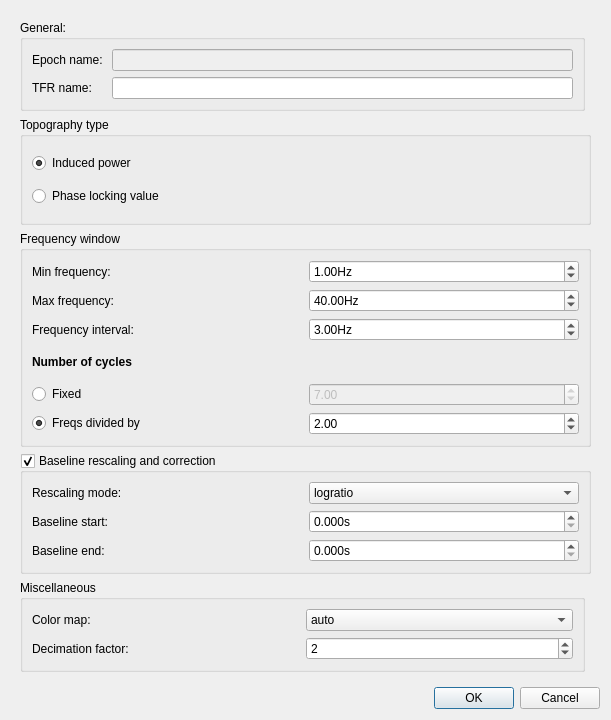
cibr-jyu/meggie, file qt4Designer_ui_files/TFRDialogUi.ui: the form before one commit.
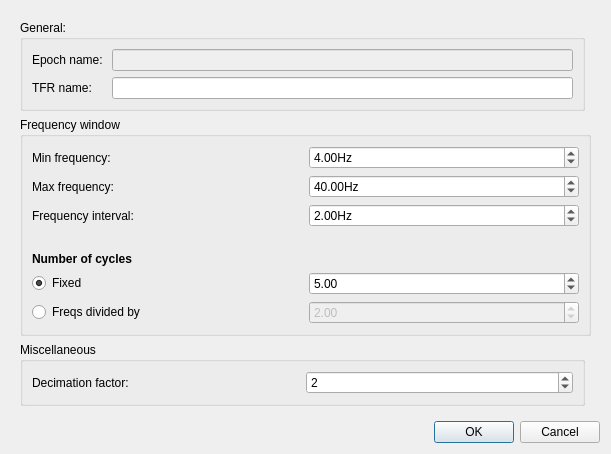
The form after the commit.

The edit to the form file:
```diff
--- a/qt4Designer_ui_files/TFRDialogUi.ui
+++ b/qt4Designer_ui_files/TFRDialogUi.ui
@@ -7,7 +7,7 @@
     <x>0</x>
     <y>0</y>
     <width>611</width>
-    <height>720</height>
+    <height>454</height>
    </rect>
   </property>
   <property name="windowTitle">
@@ -42,7 +42,7 @@
         <x>0</x>
         <y>0</y>
         <width>593</width>
-        <height>661</height>
+        <height>395</height>
        </rect>
       </property>
       <property name="minimumSize">
@@ -52,164 +52,7 @@
        </size>
       </property>
       <layout class="QGridLayout" name="gridLayout_4">
-       <item row="3" column="0" colspan="2">
-        <widget class="QGroupBox" name="groupBoxTopogpraphyType">
-         <property name="sizePolicy">
-          <sizepolicy hsizetype="Preferred" vsizetype="Preferred">
-           <horstretch>0</horstretch>
-           <verstretch>1</verstretch>
-          </sizepolicy>
-         </property>
-         <property name="title">
-          <string>Topography type</string>
-         </property>
-         <layout class="QGridLayout" name="gridLayout">
-          <item row="1" column="0">
-           <widget class="QRadioButton" name="radioButtonInduced">
-            <property name="enabled">
-             <bool>true</bool>
-            </property>
-            <property name="text">
-             <string>Induced power</string>
-            </property>
-            <property name="checked">
-             <bool>true</bool>
-            </property>
-           </widget>
-          </item>
-          <item row="2" column="0">
-           <widget class="QRadioButton" name="radioButtonPhase">
-            <property name="enabled">
-             <bool>true</bool>
-            </property>
-            <property name="text">
-             <string>Phase locking value</string>
-            </property>
-           </widget>
-          </item>
-         </layout>
-        </widget>
-       </item>
-       <item row="5" column="0" colspan="2">
-        <widget class="QGroupBox" name="groupBoxBaseline">
-         <property name="enabled">
-          <bool>true</bool>
-         </property>
-         <property name="sizePolicy">
-          <sizepolicy hsizetype="Preferred" vsizetype="Preferred">
-           <horstretch>0</horstretch>
-           <verstretch>1</verstretch>
-          </sizepolicy>
-         </property>
-         <property name="title">
-          <string>Baseline rescaling and correction</string>
-         </property>
-         <property name="checkable">
-          <bool>true</bool>
-         </property>
-         <property name="checked">
-          <bool>true</bool>
-         </property>
-         <layout class="QGridLayout" name="gridLayout_3">
-          <item row="0" column="0" colspan="2">
-           <layout class="QGridLayout" name="gridLayout_7">
-            <item row="0" column="0">
-             <widget class="QLabel" name="labelRescaling">
-              <property name="text">
-               <string>Rescaling mode:</string>
-              </property>
-             </widget>
-            </item>
-            <item row="1" column="0">
-             <widget class="QLabel" name="labelBaselineStart">
-              <property name="enabled">
-               <bool>true</bool>
-              </property>
-              <property name="text">
-               <string>Baseline start:</string>
-              </property>
-             </widget>
-            </item>
-            <item row="0" column="1">
-             <widget class="QComboBox" name="comboBoxMode">
-              <property name="currentIndex">
-               <number>0</number>
-              </property>
-              <item>
-               <property name="text">
-                <string>logratio</string>
-               </property>
-              </item>
-              <item>
-               <property name="text">
-                <string>ratio</string>
-               </property>
-              </item>
-              <item>
-               <property name="text">
-                <string>mean</string>
-               </property>
-              </item>
-              <item>
-               <property name="text">
-                <string>zscore</string>
-               </property>
-              </item>
-              <item>
-               <property name="text">
-                <string>percent</string>
-               </property>
-              </item>
-             </widget>
-            </item>
-            <item row="1" column="1">
-             <widget class="QDoubleSpinBox" name="doubleSpinBoxBaselineStart">
-              <property name="enabled">
-               <bool>true</bool>
-              </property>
-              <property name="suffix">
-               <string>s</string>
-              </property>
-              <property name="decimals">
-               <number>3</number>
-              </property>
-              <property name="singleStep">
-               <double>0.050000000000000</double>
-              </property>
-             </widget>
-            </item>
-            <item row="2" column="0">
-             <widget class="QLabel" name="labelBaselineEnd">
-              <property name="enabled">
-               <bool>true</bool>
-              </property>
-              <property name="text">
-               <string>Baseline end:</string>
-              </property>
-             </widget>
-            </item>
-            <item row="2" column="1">
-             <widget class="QDoubleSpinBox" name="doubleSpinBoxBaselineEnd">
-              <property name="enabled">
-               <bool>true</bool>
-              </property>
-              <property name="suffix">
-               <string>s</string>
-              </property>
-              <property name="decimals">
-               <number>3</number>
-              </property>
-              <property name="singleStep">
-               <double>0.050000000000000</double>
-              </property>
-             </widget>
-            </item>
-           </layout>
-          </item>
-         </layout>
-        </widget>
-       </item>
-       <item row="6" column="0">
+       <item row="4" column="0">
         <widget class="QGroupBox" name="groupBoxMisc">
          <property name="title">
           <string>Miscellaneous</string>
@@ -217,7 +60,7 @@
          <layout class="QGridLayout" name="gridLayout_9">
           <item row="1" column="0">
            <layout class="QGridLayout" name="gridLayout_10">
-            <item row="1" column="1">
+            <item row="0" column="1">
              <widget class="QSpinBox" name="spinBoxDecim">
               <property name="value">
                <number>2</number>
@@ -225,50 +68,6 @@
              </widget>
             </item>
             <item row="0" column="0">
-             <widget class="QLabel" name="labelCmap">
-              <property name="text">
-               <string>Color map:</string>
-              </property>
-             </widget>
-            </item>
-            <item row="0" column="1">
-             <widget class="QComboBox" name="comboBoxCmap">
-              <property name="currentIndex">
-               <number>0</number>
-              </property>
-              <item>
-               <property name="text">
-                <string>auto</string>
-               </property>
-              </item>
-              <item>
-               <property name="text">
-                <string>RdBu_r</string>
-               </property>
-              </item>
-              <item>
-               <property name="text">
-                <string>Reds</string>
-               </property>
-              </item>
-              <item>
-               <property name="text">
-                <string>YlOrRd</string>
-               </property>
-              </item>
-              <item>
-               <property name="text">
-                <string>seismic</string>
-               </property>
-              </item>
-              <item>
-               <property name="text">
-                <string>bwr</string>
-               </property>
-              </item>
-             </widget>
-            </item>
-            <item row="1" column="0">
              <widget class="QLabel" name="labelDecim">
               <property name="text">
                <string>Decimation factor:</string>
@@ -280,7 +79,7 @@
          </layout>
         </widget>
        </item>
-       <item row="4" column="0" colspan="2">
+       <item row="3" column="0" colspan="2">
         <widget class="QGroupBox" name="groupBoxFrequencies">
          <property name="sizePolicy">
           <sizepolicy hsizetype="Preferred" vsizetype="Preferred">
@@ -294,10 +93,10 @@
          <layout class="QGridLayout" name="gridLayout_5">
           <item row="0" column="1">
            <layout class="QGridLayout" name="gridLayout_8">
-            <item row="5" column="1">
+            <item row="6" column="1">
              <widget class="QDoubleSpinBox" name="doubleSpinBoxNcycles">
               <property name="enabled">
-               <bool>false</bool>
+               <bool>true</bool>
               </property>
               <property name="minimum">
                <double>1.000000000000000</double>
@@ -306,14 +105,14 @@
                <double>100.000000000000000</double>
               </property>
               <property name="value">
-               <double>7.000000000000000</double>
+               <double>5.000000000000000</double>
               </property>
              </widget>
             </item>
-            <item row="6" column="1">
+            <item row="7" column="1">
              <widget class="QDoubleSpinBox" name="doubleSpinBoxCycleFactor">
               <property name="enabled">
-               <bool>true</bool>
+               <bool>false</bool>
               </property>
               <property name="toolTip">
                <string/>
@@ -332,7 +131,7 @@
               </property>
              </widget>
             </item>
-            <item row="6" column="0">
+            <item row="7" column="0">
              <layout class="QHBoxLayout" name="horizontalLayout_19">
               <item>
                <widget class="QRadioButton" name="radioButtonAdapted">
@@ -343,13 +142,13 @@
                  <string>Freqs divided by</string>
                 </property>
                 <property name="checked">
-                 <bool>true</bool>
+                 <bool>false</bool>
                 </property>
                </widget>
               </item>
              </layout>
             </item>
-            <item row="4" column="0">
+            <item row="5" column="0">
              <widget class="QLabel" name="label_7">
               <property name="font">
                <font>
@@ -384,7 +183,7 @@
               </property>
              </widget>
             </item>
-            <item row="5" column="0">
+            <item row="6" column="0">
              <layout class="QHBoxLayout" name="horizontalLayout_18">
               <item>
                <widget class="QRadioButton" name="radioButtonFixed">
@@ -392,7 +191,7 @@
                  <string>Fixed</string>
                 </property>
                 <property name="checked">
-                 <bool>false</bool>
+                 <bool>true</bool>
                 </property>
                </widget>
               </item>
@@ -410,7 +209,7 @@
                <double>99.989999999999995</double>
               </property>
               <property name="value">
-               <double>3.000000000000000</double>
+               <double>2.000000000000000</double>
               </property>
              </widget>
             </item>
@@ -447,10 +246,23 @@
                <double>1000.000000000000000</double>
               </property>
               <property name="value">
-               <double>1.000000000000000</double>
+               <double>4.000000000000000</double>
               </property>
              </widget>
             </item>
+            <item row="4" column="0">
+             <spacer name="verticalSpacer">
+              <property name="orientation">
+               <enum>Qt::Vertical</enum>
+              </property>
+              <property name="sizeHint" stdset="0">
+               <size>
+                <width>20</width>
+                <height>40</height>
+               </size>
+              </property>
+             </spacer>
+            </item>
            </layout>
           </item>
          </layout>
```
Left out of the diff: 3 changed lines with no effect on the pictures.
